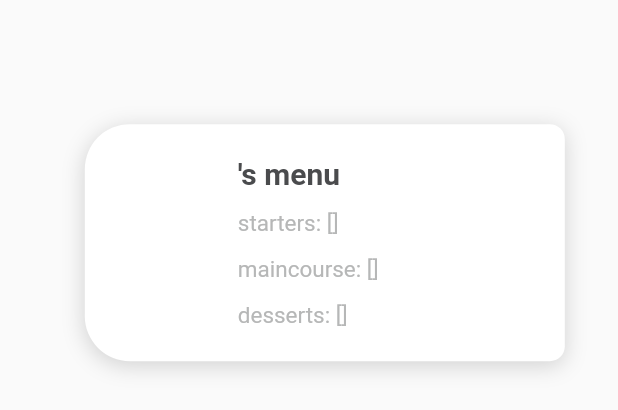
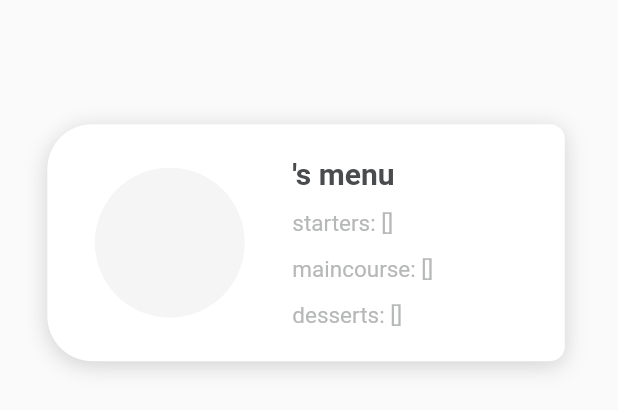
Before and after one commit to Chef-Connect-India-Tech/chef-connect-india, a Flutter app: what listpredefined() shows on an empty page, opened directly with empty values, on a phone screen of 412 x 824 dp. Shown: the top 410 px of the screen. Run offline on Flutter 3.47's test engine with Material 2 defaults, Android fonts, the phone set to English and light mode, and no system bars; our stand-ins replace cloud_firestore, country_code_picker, firebase_auth, firebase_core, firebase_storage, flutter_spinkit and 8 more; missing offline and left inert: dart:ffi, multiselect_formfield, onboarding, paginate_firestore; accounts and stored records are empty; network calls fail.

Commit message:
minor ui changes for tab view of predefined and customized menu

```diff
--- a/lib/user_portal/chef_details/menu/predefineduser.dart
+++ b/lib/user_portal/chef_details/menu/predefineduser.dart
@@ -87,7 +87,7 @@ class _listpredefinedState extends State<listpredefined> {
                   right: 10.0,
                   child: Container(
                     alignment: Alignment(0.2, 0.0),
-                    width: 320.0,
+                    width: 345.0,
                     height: 158.0,
                     decoration: BoxDecoration(
                       borderRadius: BorderRadius.horizontal(
@@ -103,7 +103,14 @@ class _listpredefinedState extends State<listpredefined> {
                         ),
                       ],
                     ),
-                    child: SizedBox(
+                    child: Row(
+                      mainAxisAlignment: MainAxisAlignment.spaceEvenly,
+                      children: [
+                        CircleAvatar(
+                          backgroundColor: Colors.grey.shade100,
+                          radius: 50,
+                        ),
+                        SizedBox(
                           width: 150.0,
                           height: 142.0,
                           child: Column(
@@ -153,6 +160,8 @@ class _listpredefinedState extends State<listpredefined> {
                             ],
                           ),
                         ),
+                      ],
+                    ),
                   ),
                 ),
                 Positioned(
```
Also changed, not shown: lib/user_portal/chef_details/menu/menu.dart (+21 -9 lines). Lines whose indentation alone changed are shown as unchanged.
